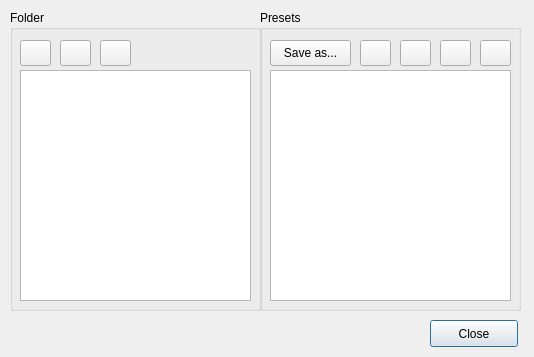
Qt form dialogpresets.ui (MrBollie/qbovine) before a commit.
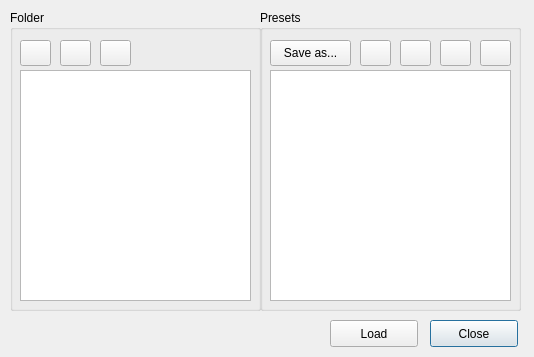
The same form after that commit. Icons and pictures are not drawn.

Diff of the .ui file:
```diff
--- a/dialogpresets.ui
+++ b/dialogpresets.ui
@@ -225,6 +225,19 @@
     </property>
    </widget>
   </widget>
+  <widget class="QPushButton" name="pbLoad">
+   <property name="geometry">
+    <rect>
+     <x>330</x>
+     <y>320</y>
+     <width>88</width>
+     <height>27</height>
+    </rect>
+   </property>
+   <property name="text">
+    <string>Load</string>
+   </property>
+  </widget>
  </widget>
  <resources>
   <include location="icons.qrc"/>
```
